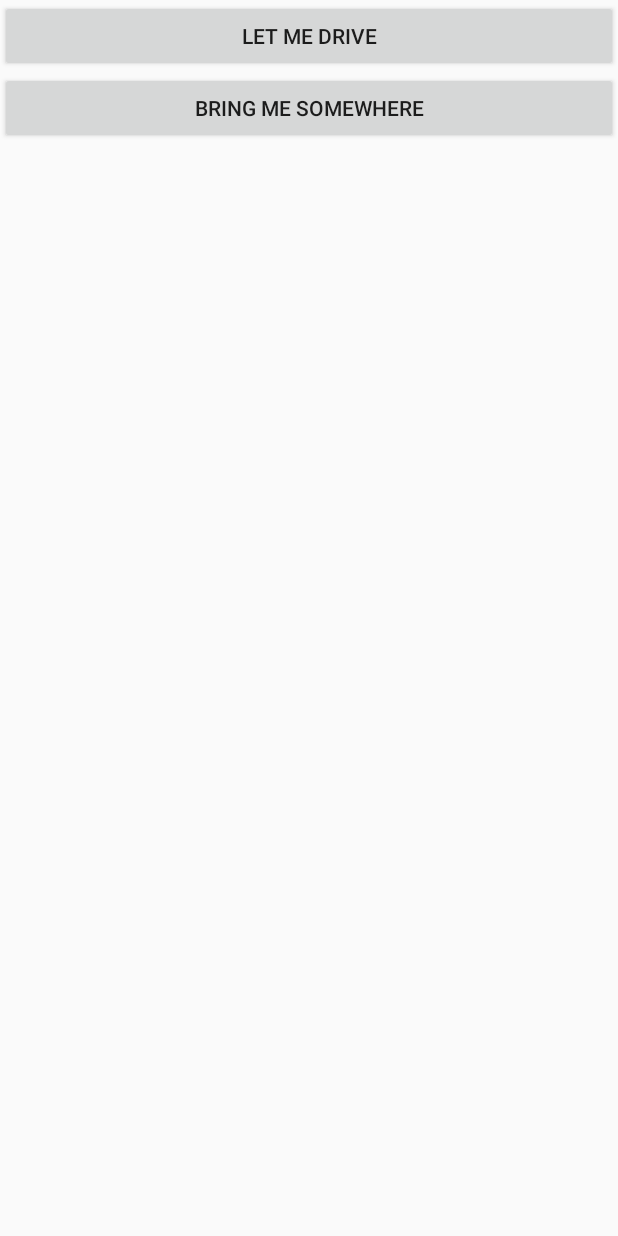
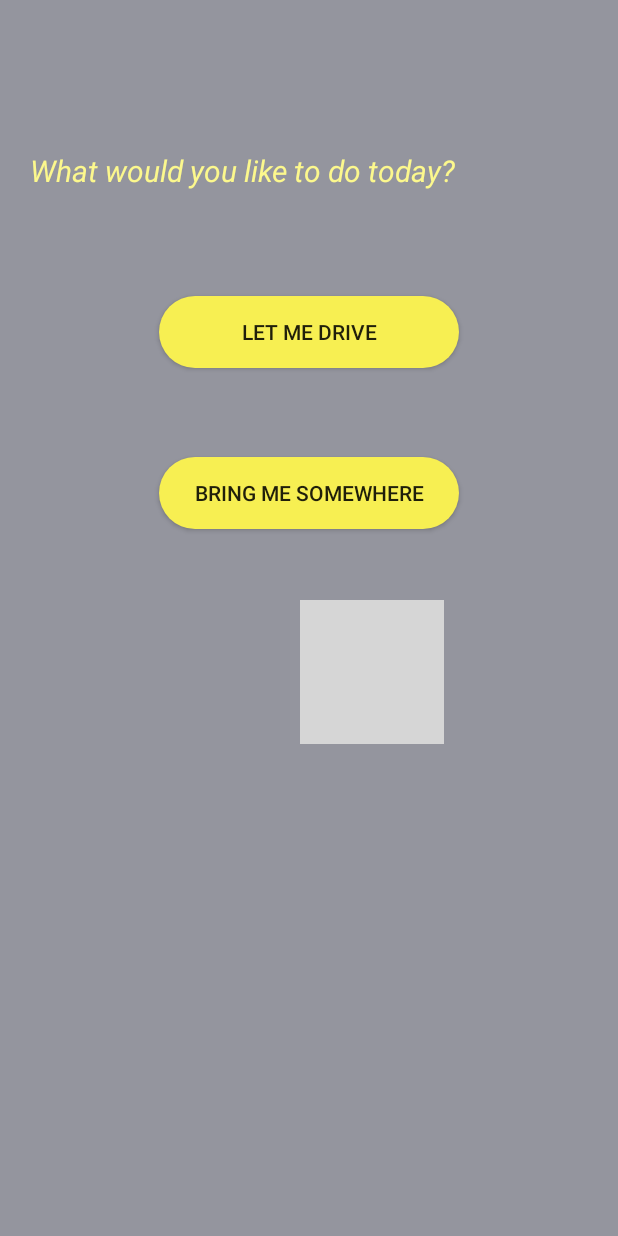
Before and after one commit to keelinofarrell/TaxiApp, an Android app: the screen it shows after launch (MainActivity), after a tap on "LETS GO", on a phone screen of 412 x 824 dp. Run offline under Robolectric (Android 15) with nearby library versions, the phone set to English and light mode, and no system bars; grey boxes are pictures that could not be loaded.

Commit message:
-changes

```diff
--- a/src/main/java/com/example/keelinofarrell/taxiapp/MainActivity.java
+++ b/src/main/java/com/example/keelinofarrell/taxiapp/MainActivity.java
@@ -4,11 +4,21 @@ import android.content.Intent;
 import android.support.v7.app.AppCompatActivity;
 import android.os.Bundle;
 import android.view.View;
+import android.view.animation.Animation;
+import android.view.animation.AnimationUtils;
 import android.widget.Button;
+import android.widget.ImageView;
+import android.widget.LinearLayout;
+import android.widget.TextView;
 
 public class MainActivity extends AppCompatActivity {
 
     private Button mDriver, mCustomer;
+    private TextView mPadding, mWhat;
+    private ImageView mTaxi;
+    LinearLayout mLayout;
+    Animation lefttoright;
+
 
     @Override
     protected void onCreate(Bundle savedInstanceState) {
@@ -17,6 +27,14 @@ public class MainActivity extends AppCompatActivity {
 
         mDriver = (Button)findViewById(R.id.driver);
         mCustomer = (Button)findViewById(R.id.customer);
+        mPadding = (TextView)findViewById(R.id.padding);
+        mWhat = (TextView)findViewById(R.id.what);
+        mTaxi = (ImageView)findViewById(R.id.mytaxi);
+        mLayout = (LinearLayout)findViewById(R.id.layoutslide);
+
+        lefttoright = AnimationUtils.loadAnimation(this, R.anim.lefttoright);
+
+        mLayout.setAnimation(lefttoright);
 
 
         startService(new Intent(MainActivity.this, ClosedMap.class));
--- a/src/main/java/com/example/keelinofarrell/taxiapp/WelcomeActivity.java
+++ b/src/main/java/com/example/keelinofarrell/taxiapp/WelcomeActivity.java
@@ -1,12 +1,14 @@
 package com.example.keelinofarrell.taxiapp;
 
 import android.content.Intent;
+import android.provider.ContactsContract;
 import android.support.v7.app.AppCompatActivity;
 import android.os.Bundle;
 import android.view.View;
 import android.view.animation.Animation;
 import android.view.animation.AnimationUtils;
 import android.widget.Button;
+import android.widget.ImageView;
 import android.widget.LinearLayout;
 import android.widget.TextView;
 
@@ -16,6 +18,7 @@ public class WelcomeActivity extends AppCompatActivity {
     TextView mName, mSlogan;
     Button mGo;
     Animation uptodown, downtoup;
+    ImageView taxi;
 
     @Override
     protected void onCreate(Bundle savedInstanceState) {
@@ -28,6 +31,7 @@ public class WelcomeActivity extends AppCompatActivity {
         l1 = (LinearLayout)findViewById(R.id.linear11);
         l2 = (LinearLayout)findViewById(R.id.linear12);
 
+        taxi = (ImageView)findViewById(R.id.taxi);
         uptodown = AnimationUtils.loadAnimation(this, R.anim.uptodown);
 
         l1.setAnimation(uptodown);
--- /dev/null
+++ b/src/main/res/anim/lefttoright.xml
@@ -0,0 +1,11 @@
+<?xml version="1.0" encoding="utf-8"?>
+<set xmlns:android="http://schemas.android.com/apk/res/android">
+
+
+    <translate
+        android:duration="1300"
+        android:fromXDelta="-100%"
+        android:toXDelta="0%" >
+    </translate>
+
+</set>
--- a/src/main/res/layout/activity_main.xml
+++ b/src/main/res/layout/activity_main.xml
@@ -5,20 +5,67 @@
     android:layout_width="match_parent"
     android:layout_height="match_parent"
     tools:context="com.example.keelinofarrell.taxiapp.MainActivity"
+    android:background="@color/colorPrimaryDark"
     android:orientation="vertical">
+
+    <LinearLayout
+        android:layout_width="match_parent"
+        android:layout_height="400dp"
+        android:orientation="vertical">
+
+    <TextView
+        android:layout_width="match_parent"
+        android:layout_height="wrap_content"
+        android:text="What would you like to do today?"
+        android:id="@+id/what"
+        android:textStyle="italic"
+        android:layout_marginTop="100sp"
+        android:layout_marginLeft="20sp"
+        android:textSize="20sp"
+        android:textColor="@color/colorAccent"/>
 
 
     <Button
         android:id="@+id/driver"
+        android:layout_width="200dp"
+        android:layout_height="wrap_content"
+        android:text="Let me drive"
+        android:background="@drawable/buttonstyle"
+        android:layout_gravity="center"
+        android:backgroundTint="@color/yellow"
+        android:layout_marginTop="70sp"/>
+
+    <TextView
         android:layout_width="match_parent"
         android:layout_height="wrap_content"
-        android:layout_weight="0"
-        android:text="Let me drive" />
+        android:padding="20dp"
+        android:id="@+id/padding"/>
 
     <Button
         android:id="@+id/customer"
+        android:layout_width="200dp"
+        android:layout_height="wrap_content"
+        android:layout_gravity="center"
+        android:layout_weight="0"
+        android:background="@drawable/buttonstyle"
+        android:backgroundTint="@color/yellow"
+        android:shadowColor="@color/lightgrey"
+        android:text="Bring me somewhere" />
+
+    </LinearLayout>
+
+    <LinearLayout
         android:layout_width="match_parent"
         android:layout_height="wrap_content"
-        android:layout_weight="0"
-        android:text="Bring me somewhere" />
+        android:id="@+id/layoutslide">
+
+        <ImageView
+            android:layout_width="wrap_content"
+            android:layout_height="wrap_content"
+            android:src="@drawable/taxiimage"
+            android:id="@+id/mytaxi"
+            android:layout_gravity="right"
+            android:layout_marginLeft="200dp"/>
+
+    </LinearLayout>
 </LinearLayout>
```
Also changed, not shown: src/main/java/com/example/keelinofarrell/taxiapp/CustomerMapActivity.java (+13 -2 lines), src/main/java/com/example/keelinofarrell/taxiapp/DriverMapActivity.java (+53 -3 lines), src/main/res/layout/activity_customer_map.xml (+11 -2 lines), src/main/res/layout/activity_welcome.xml (+6 -1 lines).
